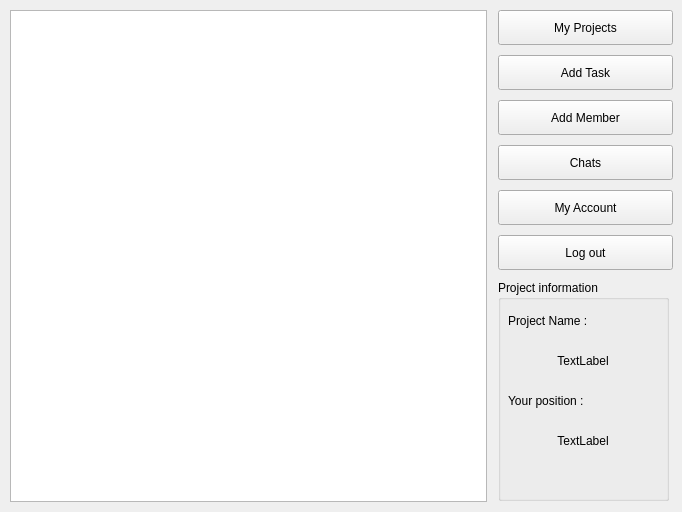
The window that mainwindow.ui (AP-projects-4001/-) describes before a commit, drawn with Qt 5.
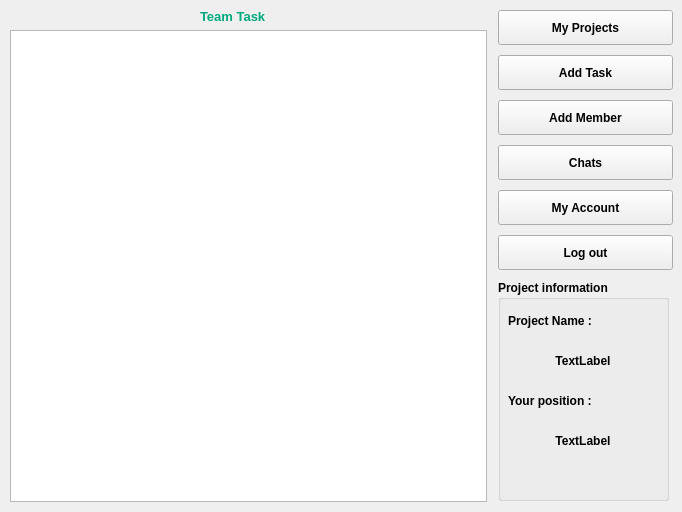
The same window after the commit.

Patch:
```diff
--- a/mainwindow.ui
+++ b/mainwindow.ui
@@ -26,15 +26,27 @@
    <string>MainWindow</string>
   </property>
   <widget class="QWidget" name="centralwidget">
-   <widget class="QListWidget" name="listWidget">
+   <widget class="QListWidget" name="tasks_list">
+    <property name="enabled">
+     <bool>true</bool>
+    </property>
     <property name="geometry">
      <rect>
       <x>10</x>
-      <y>10</y>
+      <y>30</y>
       <width>477</width>
-      <height>492</height>
+      <height>472</height>
      </rect>
     </property>
+    <property name="font">
+     <font>
+      <weight>75</weight>
+      <bold>true</bold>
+     </font>
+    </property>
+    <property name="styleSheet">
+     <string notr="true">color: rgb(0, 85, 127);</string>
+    </property>
    </widget>
    <widget class="QPushButton" name="my_project_button">
     <property name="enabled">
@@ -48,6 +60,13 @@
       <height>35</height>
      </rect>
     </property>
+    <property name="font">
+     <font>
+      <pointsize>9</pointsize>
+      <weight>75</weight>
+      <bold>true</bold>
+     </font>
+    </property>
     <property name="text">
      <string>My Projects</string>
     </property>
@@ -64,6 +83,13 @@
       <height>35</height>
      </rect>
     </property>
+    <property name="font">
+     <font>
+      <pointsize>9</pointsize>
+      <weight>75</weight>
+      <bold>true</bold>
+     </font>
+    </property>
     <property name="text">
      <string>Add Task</string>
     </property>
@@ -80,6 +106,14 @@
       <height>35</height>
      </rect>
     </property>
+    <property name="font">
+     <font>
+      <pointsize>9</pointsize>
+      <weight>75</weight>
+      <italic>false</italic>
+      <bold>true</bold>
+     </font>
+    </property>
     <property name="text">
      <string>Add Member</string>
     </property>
@@ -96,6 +130,13 @@
       <height>35</height>
      </rect>
     </property>
+    <property name="font">
+     <font>
+      <pointsize>9</pointsize>
+      <weight>75</weight>
+      <bold>true</bold>
+     </font>
+    </property>
     <property name="text">
      <string>Chats</string>
     </property>
@@ -112,6 +153,13 @@
       <height>35</height>
      </rect>
     </property>
+    <property name="font">
+     <font>
+      <pointsize>9</pointsize>
+      <weight>75</weight>
+      <bold>true</bold>
+     </font>
+    </property>
     <property name="text">
      <string>My Account</string>
     </property>
@@ -128,6 +176,13 @@
       <height>35</height>
      </rect>
     </property>
+    <property name="font">
+     <font>
+      <pointsize>9</pointsize>
+      <weight>75</weight>
+      <bold>true</bold>
+     </font>
+    </property>
     <property name="text">
      <string>Log out</string>
     </property>
@@ -141,6 +196,13 @@
       <height>221</height>
      </rect>
     </property>
+    <property name="font">
+     <font>
+      <pointsize>9</pointsize>
+      <weight>75</weight>
+      <bold>true</bold>
+     </font>
+    </property>
     <property name="toolTip">
      <string>&lt;html&gt;&lt;head/&gt;&lt;body&gt;&lt;p&gt;&lt;span style=&quot; font-weight:600;&quot;&gt;This section shows the information of the project you are in.&lt;/span&gt;&lt;/p&gt;&lt;/body&gt;&lt;/html&gt;</string>
     </property>
@@ -206,6 +268,477 @@
      </property>
     </widget>
    </widget>
+   <widget class="QLabel" name="label_2">
+    <property name="geometry">
+     <rect>
+      <x>200</x>
+      <y>6</y>
+      <width>100</width>
+      <height>20</height>
+     </rect>
+    </property>
+    <property name="palette">
+     <palette>
+      <active>
+       <colorrole role="WindowText">
+        <brush brushstyle="SolidPattern">
+         <color alpha="255">
+          <red>0</red>
+          <green>170</green>
+          <blue>127</blue>
+         </color>
+        </brush>
+       </colorrole>
+       <colorrole role="Button">
+        <brush brushstyle="SolidPattern">
+         <color alpha="255">
+          <red>0</red>
+          <green>170</green>
+          <blue>127</blue>
+         </color>
+        </brush>
+       </colorrole>
+       <colorrole role="Light">
+        <brush brushstyle="SolidPattern">
+         <color alpha="255">
+          <red>0</red>
+          <green>255</green>
+          <blue>191</blue>
+         </color>
+        </brush>
+       </colorrole>
+       <colorrole role="Midlight">
+        <brush brushstyle="SolidPattern">
+         <color alpha="255">
+          <red>0</red>
+          <green>212</green>
+          <blue>159</blue>
+         </color>
+        </brush>
+       </colorrole>
+       <colorrole role="Dark">
+        <brush brushstyle="SolidPattern">
+         <color alpha="255">
+          <red>0</red>
+          <green>85</green>
+          <blue>63</blue>
+         </color>
+        </brush>
+       </colorrole>
+       <colorrole role="Mid">
+        <brush brushstyle="SolidPattern">
+         <color alpha="255">
+          <red>0</red>
+          <green>113</green>
+          <blue>84</blue>
+         </color>
+        </brush>
+       </colorrole>
+       <colorrole role="Text">
+        <brush brushstyle="SolidPattern">
+         <color alpha="255">
+          <red>0</red>
+          <green>170</green>
+          <blue>127</blue>
+         </color>
+        </brush>
+       </colorrole>
+       <colorrole role="BrightText">
+        <brush brushstyle="SolidPattern">
+         <color alpha="255">
+          <red>255</red>
+          <green>255</green>
+          <blue>255</blue>
+         </color>
+        </brush>
+       </colorrole>
+       <colorrole role="ButtonText">
+        <brush brushstyle="SolidPattern">
+         <color alpha="255">
+          <red>0</red>
+          <green>170</green>
+          <blue>127</blue>
+         </color>
+        </brush>
+       </colorrole>
+       <colorrole role="Base">
+        <brush brushstyle="SolidPattern">
+         <color alpha="255">
+          <red>255</red>
+          <green>255</green>
+          <blue>255</blue>
+         </color>
+        </brush>
+       </colorrole>
+       <colorrole role="Window">
+        <brush brushstyle="SolidPattern">
+         <color alpha="255">
+          <red>0</red>
+          <green>170</green>
+          <blue>127</blue>
+         </color>
+        </brush>
+       </colorrole>
+       <colorrole role="Shadow">
+        <brush brushstyle="SolidPattern">
+         <color alpha="255">
+          <red>0</red>
+          <green>0</green>
+          <blue>0</blue>
+         </color>
+        </brush>
+       </colorrole>
+       <colorrole role="AlternateBase">
+        <brush brushstyle="SolidPattern">
+         <color alpha="255">
+          <red>127</red>
+          <green>212</green>
+          <blue>191</blue>
+         </color>
+        </brush>
+       </colorrole>
+       <colorrole role="ToolTipBase">
+        <brush brushstyle="SolidPattern">
+         <color alpha="255">
+          <red>255</red>
+          <green>255</green>
+          <blue>220</blue>
+         </color>
+        </brush>
+       </colorrole>
+       <colorrole role="ToolTipText">
+        <brush brushstyle="SolidPattern">
+         <color alpha="255">
+          <red>0</red>
+          <green>0</green>
+          <blue>0</blue>
+         </color>
+        </brush>
+       </colorrole>
+       <colorrole role="PlaceholderText">
+        <brush brushstyle="SolidPattern">
+         <color alpha="128">
+          <red>0</red>
+          <green>0</green>
+          <blue>0</blue>
+         </color>
+        </brush>
+       </colorrole>
+      </active>
+      <inactive>
+       <colorrole role="WindowText">
+        <brush brushstyle="SolidPattern">
+         <color alpha="255">
+          <red>0</red>
+          <green>170</green>
+          <blue>127</blue>
+         </color>
+        </brush>
+       </colorrole>
+       <colorrole role="Button">
+        <brush brushstyle="SolidPattern">
+         <color alpha="255">
+          <red>0</red>
+          <green>170</green>
+          <blue>127</blue>
+         </color>
+        </brush>
+       </colorrole>
+       <colorrole role="Light">
+        <brush brushstyle="SolidPattern">
+         <color alpha="255">
+          <red>0</red>
+          <green>255</green>
+          <blue>191</blue>
+         </color>
+        </brush>
+       </colorrole>
+       <colorrole role="Midlight">
+        <brush brushstyle="SolidPattern">
+         <color alpha="255">
+          <red>0</red>
+          <green>212</green>
+          <blue>159</blue>
+         </color>
+        </brush>
+       </colorrole>
+       <colorrole role="Dark">
+        <brush brushstyle="SolidPattern">
+         <color alpha="255">
+          <red>0</red>
+          <green>85</green>
+          <blue>63</blue>
+         </color>
+        </brush>
+       </colorrole>
+       <colorrole role="Mid">
+        <brush brushstyle="SolidPattern">
+         <color alpha="255">
+          <red>0</red>
+          <green>113</green>
+          <blue>84</blue>
+         </color>
+        </brush>
+       </colorrole>
+       <colorrole role="Text">
+        <brush brushstyle="SolidPattern">
+         <color alpha="255">
+          <red>0</red>
+          <green>170</green>
+          <blue>127</blue>
+         </color>
+        </brush>
+       </colorrole>
+       <colorrole role="BrightText">
+        <brush brushstyle="SolidPattern">
+         <color alpha="255">
+          <red>255</red>
+          <green>255</green>
+          <blue>255</blue>
+         </color>
+        </brush>
+       </colorrole>
+       <colorrole role="ButtonText">
+        <brush brushstyle="SolidPattern">
+         <color alpha="255">
+          <red>0</red>
+          <green>170</green>
+          <blue>127</blue>
+         </color>
+        </brush>
+       </colorrole>
+       <colorrole role="Base">
+        <brush brushstyle="SolidPattern">
+         <color alpha="255">
+          <red>255</red>
+          <green>255</green>
+          <blue>255</blue>
+         </color>
+        </brush>
+       </colorrole>
+       <colorrole role="Window">
+        <brush brushstyle="SolidPattern">
+         <color alpha="255">
+          <red>0</red>
+          <green>170</green>
+          <blue>127</blue>
+         </color>
+        </brush>
+       </colorrole>
+       <colorrole role="Shadow">
+        <brush brushstyle="SolidPattern">
+         <color alpha="255">
+          <red>0</red>
+          <green>0</green>
+          <blue>0</blue>
+         </color>
+        </brush>
+       </colorrole>
+       <colorrole role="AlternateBase">
+        <brush brushstyle="SolidPattern">
+         <color alpha="255">
+          <red>127</red>
+          <green>212</green>
+          <blue>191</blue>
+         </color>
+        </brush>
+       </colorrole>
+       <colorrole role="ToolTipBase">
+        <brush brushstyle="SolidPattern">
+         <color alpha="255">
+          <red>255</red>
+          <green>255</green>
+          <blue>220</blue>
+         </color>
+        </brush>
+       </colorrole>
+       <colorrole role="ToolTipText">
+        <brush brushstyle="SolidPattern">
+         <color alpha="255">
+          <red>0</red>
+          <green>0</green>
+          <blue>0</blue>
+         </color>
+        </brush>
+       </colorrole>
+       <colorrole role="PlaceholderText">
+        <brush brushstyle="SolidPattern">
+         <color alpha="128">
+          <red>0</red>
+          <green>0</green>
+          <blue>0</blue>
+         </color>
+        </brush>
+       </colorrole>
+      </inactive>
+      <disabled>
+       <colorrole role="WindowText">
+        <brush brushstyle="SolidPattern">
+         <color alpha="255">
+          <red>0</red>
+          <green>170</green>
+          <blue>127</blue>
+         </color>
+        </brush>
+       </colorrole>
+       <colorrole role="Button">
+        <brush brushstyle="SolidPattern">
+         <color alpha="255">
+          <red>0</red>
+          <green>170</green>
+          <blue>127</blue>
+         </color>
+        </brush>
+       </colorrole>
+       <colorrole role="Light">
+        <brush brushstyle="SolidPattern">
+         <color alpha="255">
+          <red>0</red>
+          <green>255</green>
+          <blue>191</blue>
+         </color>
+        </brush>
+       </colorrole>
+       <colorrole role="Midlight">
+        <brush brushstyle="SolidPattern">
+         <color alpha="255">
+          <red>0</red>
+          <green>212</green>
+          <blue>159</blue>
+         </color>
+        </brush>
+       </colorrole>
+       <colorrole role="Dark">
+        <brush brushstyle="SolidPattern">
+         <color alpha="255">
+          <red>0</red>
+          <green>85</green>
+          <blue>63</blue>
+         </color>
+        </brush>
+       </colorrole>
+       <colorrole role="Mid">
+        <brush brushstyle="SolidPattern">
+         <color alpha="255">
+          <red>0</red>
+          <green>113</green>
+          <blue>84</blue>
+         </color>
+        </brush>
+       </colorrole>
+       <colorrole role="Text">
+        <brush brushstyle="SolidPattern">
+         <color alpha="255">
+          <red>0</red>
+          <green>170</green>
+          <blue>127</blue>
+         </color>
+        </brush>
+       </colorrole>
+       <colorrole role="BrightText">
+        <brush brushstyle="SolidPattern">
+         <color alpha="255">
+          <red>255</red>
+          <green>255</green>
+          <blue>255</blue>
+         </color>
+        </brush>
+       </colorrole>
+       <colorrole role="ButtonText">
+        <brush brushstyle="SolidPattern">
+         <color alpha="255">
+          <red>0</red>
+          <green>170</green>
+          <blue>127</blue>
+         </color>
+        </brush>
+       </colorrole>
+       <colorrole role="Base">
+        <brush brushstyle="SolidPattern">
+         <color alpha="255">
+          <red>0</red>
+          <green>170</green>
+          <blue>127</blue>
+         </color>
+        </brush>
+       </colorrole>
+       <colorrole role="Window">
+        <brush brushstyle="SolidPattern">
+         <color alpha="255">
+          <red>0</red>
+          <green>170</green>
+          <blue>127</blue>
+         </color>
+        </brush>
+       </colorrole>
+       <colorrole role="Shadow">
+        <brush brushstyle="SolidPattern">
+         <color alpha="255">
+          <red>0</red>
+          <green>0</green>
+          <blue>0</blue>
+         </color>
+        </brush>
+       </colorrole>
+       <colorrole role="AlternateBase">
+        <brush brushstyle="SolidPattern">
+         <color alpha="255">
+          <red>0</red>
+          <green>170</green>
+          <blue>127</blue>
+         </color>
+        </brush>
+       </colorrole>
+       <colorrole role="ToolTipBase">
+        <brush brushstyle="SolidPattern">
+         <color alpha="255">
+          <red>255</red>
+          <green>255</green>
+          <blue>220</blue>
+         </color>
+        </brush>
+       </colorrole>
+       <colorrole role="ToolTipText">
+        <brush brushstyle="SolidPattern">
+         <color alpha="255">
+          <red>0</red>
+          <green>0</green>
+          <blue>0</blue>
+         </color>
+        </brush>
+       </colorrole>
+       <colorrole role="PlaceholderText">
+        <brush brushstyle="SolidPattern">
+         <color alpha="128">
+          <red>0</red>
+          <green>0</green>
+          <blue>0</blue>
+         </color>
+        </brush>
+       </colorrole>
+      </disabled>
+     </palette>
+    </property>
+    <property name="font">
+     <font>
+      <pointsize>10</pointsize>
+      <weight>75</weight>
+      <bold>true</bold>
+     </font>
+    </property>
+    <property name="mouseTracking">
+     <bool>false</bool>
+    </property>
+    <property name="styleSheet">
+     <string notr="true">color: rgb(0, 170, 127);</string>
+    </property>
+    <property name="text">
+     <string>Team Task</string>
+    </property>
+    <property name="scaledContents">
+     <bool>false</bool>
+    </property>
+   </widget>
   </widget>
  </widget>
  <resources/>
```
